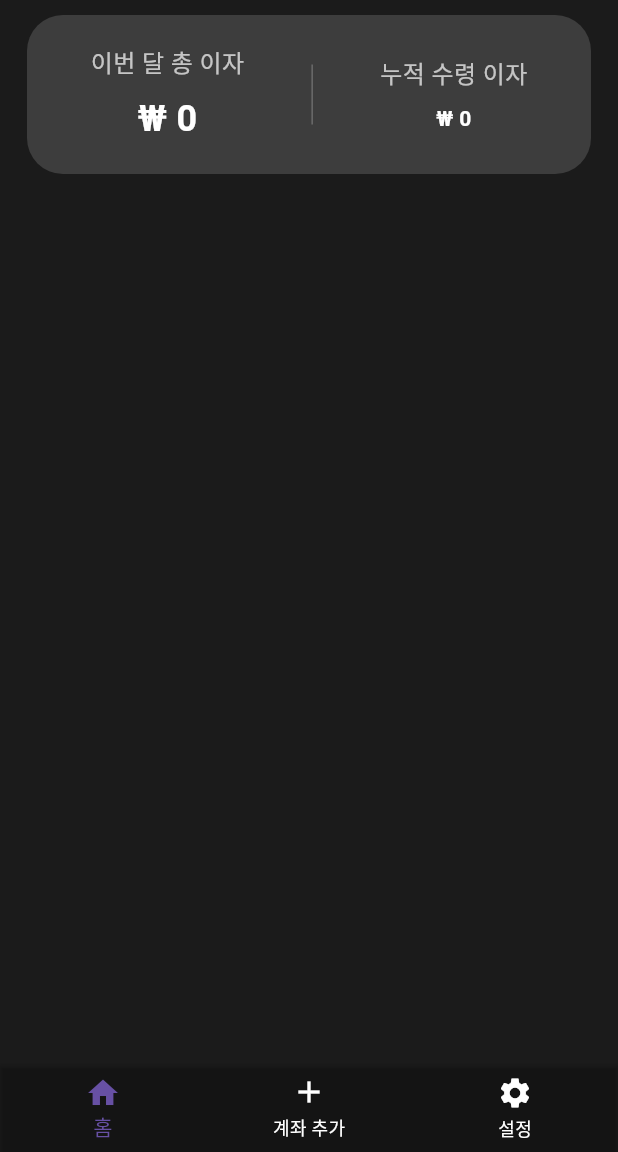
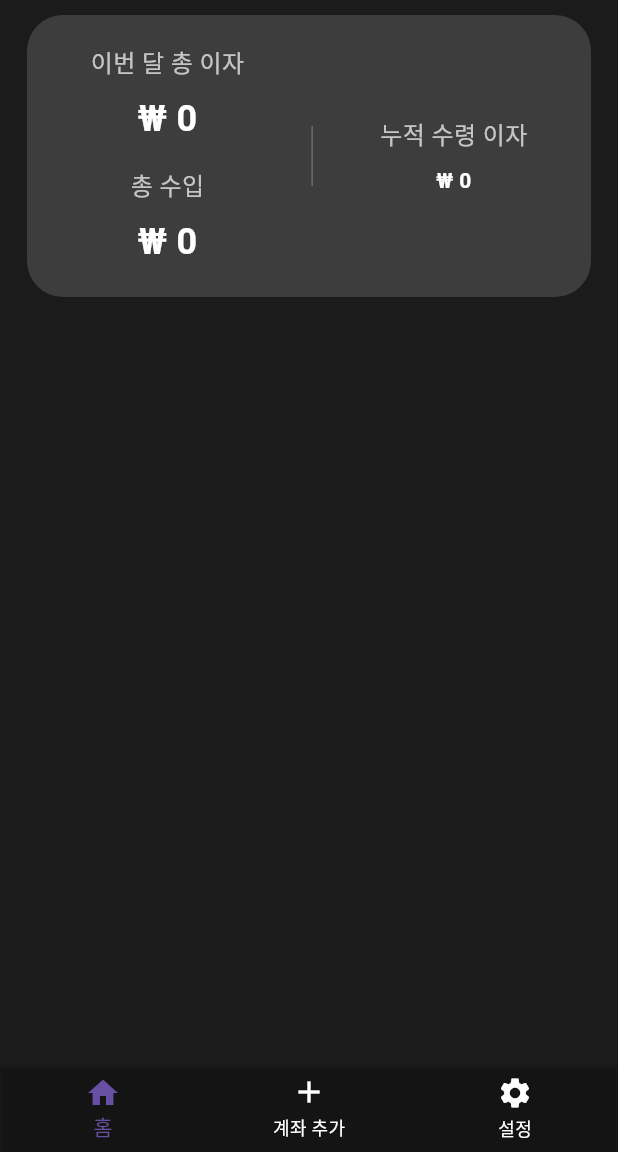
Before and after one commit to hippieperm/BANK, a Flutter app: the screen it shows after launch, on a phone screen of 412 x 824 dp, the part 84-1236 px from its top. Run offline on Flutter 3.47's test engine with Material 3 defaults, Android fonts, the phone set to English and light mode, and no system bars; our stand-ins replace awesome_dialog, fl_chart, flutter_svg, shared_preferences.

Commit message:
총수입추가

```diff
--- a/lib/models/account.dart
+++ b/lib/models/account.dart
@@ -21,4 +21,5 @@ class Account {
 
   double get monthlyInterest => principal * (interestRate / 100) / 12;
   int get remainingDays => endDate.difference(DateTime.now()).inDays;
+  double get totalIncome => principal * (interestRate / 100) * remainingDays / 365;
 }
--- a/lib/screens/home_screen.dart
+++ b/lib/screens/home_screen.dart
@@ -121,8 +121,11 @@ class _HomeScreenState extends State<HomeScreen> with TickerProviderStateMixin {
               '만기일자',
               '원금순',
               '월이자수입순',
-              '월 금리순',
+              '금리순',
               '시작일자',
+              //총수입,
+              //만기인지 아닌지 차트,
+              //상세보기에 은행 전화번호,총수입 원금
             ].map((String choice) {
               return PopupMenuItem<String>(
                 value: choice,
@@ -422,6 +425,23 @@ class _HomeScreenState extends State<HomeScreen> with TickerProviderStateMixin {
                                 color: Colors.white,
                               ),
                             ),
+                            const SizedBox(height: 16),
+                            const Text(
+                              '총 수입',
+                              style: TextStyle(
+                                fontSize: 16,
+                                color: Colors.white70,
+                              ),
+                            ),
+                            const SizedBox(height: 8),
+                            Text(
+                              '₩ ${formatNumber(calculateTotalReceivedInterest())}',
+                              style: const TextStyle(
+                                fontSize: 24,
+                                fontWeight: FontWeight.bold,
+                                color: Colors.white,
+                              ),
+                            ),
                           ],
                         ),
                         Container(
--- a/lib/services/account_service.dart
+++ b/lib/services/account_service.dart
@@ -19,8 +19,8 @@ class AccountService {
       double principal = account['principal'];
       double interestRate = account['interestRate'];
       DateTime startDate = DateTime.parse(account['startDate']);
-      int monthsPassed = DateTime.now().difference(startDate).inDays ~/ 30;
-      total += (principal * (interestRate / 100) / 12) * monthsPassed;
+      int daysPassed = DateTime.now().difference(startDate).inDays;
+      total += (principal * (interestRate / 100) * daysPassed / 365);
     }
     return total;
   }
```
Also changed, not shown: lib/screens/dialog/account_detail_dialog.dart (+8 -0 lines).
